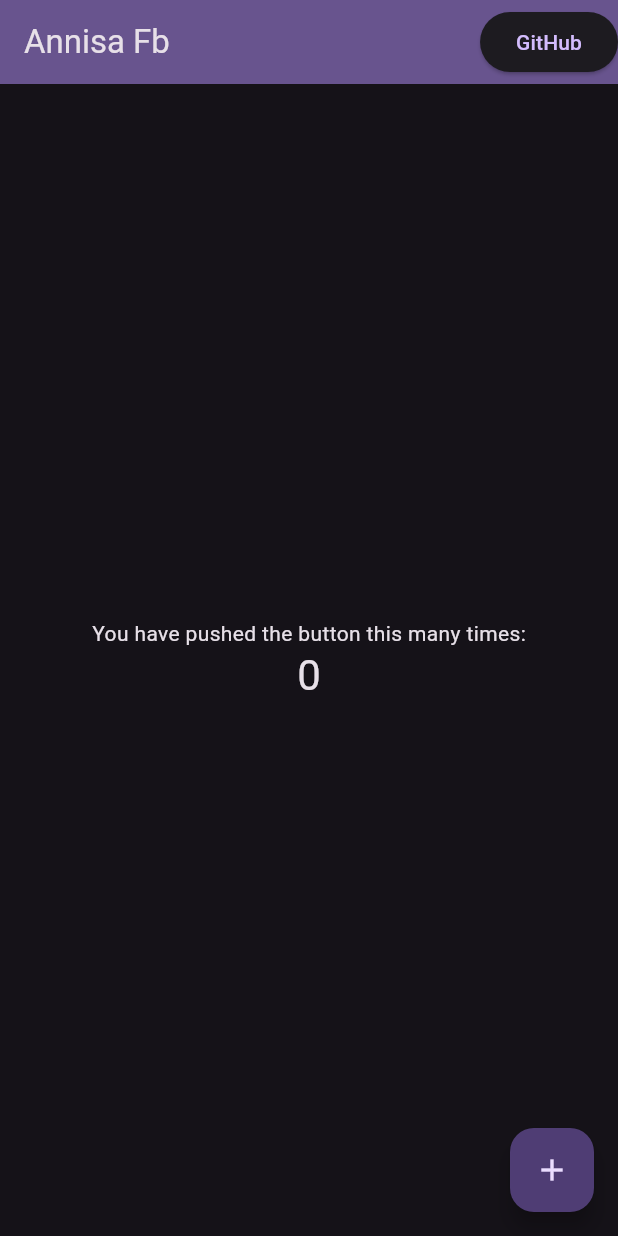
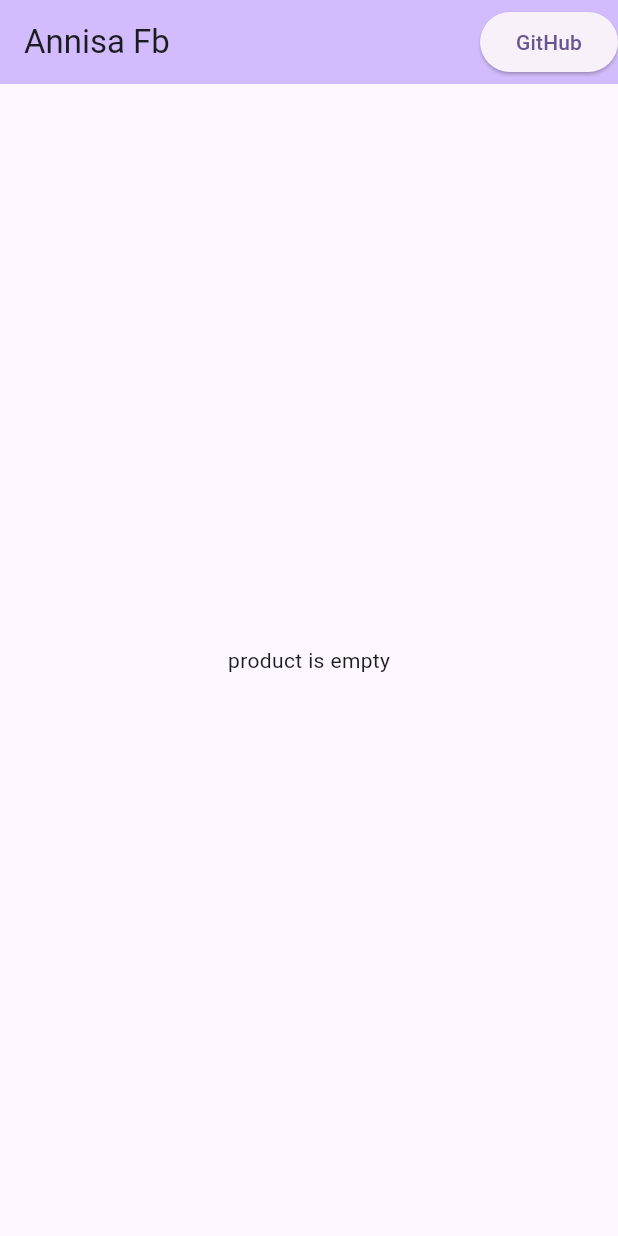
Before and after one commit to AnnisaPW/annisa_fb, a Flutter app: the screen it shows after launch, on a phone screen of 412 x 824 dp. Run offline on Flutter 3.47's test engine with Material 3 defaults, Android fonts, the phone set to English and light mode, and no system bars; our stand-ins replace cloud_firestore, firebase_core; missing offline and left inert: dart:html; accounts and stored records are empty.

Commit message:
feat: product list and detail

```diff
--- a/lib/app/app.dart
+++ b/lib/app/app.dart
@@ -1,4 +1,4 @@
-import 'package:annisa_fb/ui_screens/home/home.view.dart';
+import 'package:annisa_fb/ui_screens/b.products/a.product_list/c.product_list.view.dart';
 import 'package:flutter/material.dart';
 
 class App extends StatelessWidget {
@@ -11,11 +11,11 @@ class App extends StatelessWidget {
       theme: ThemeData(
         colorScheme: ColorScheme.fromSeed(
           seedColor: Colors.deepPurple,
-          brightness: Brightness.dark,
+          // brightness: Brightness.dark,
         ),
         useMaterial3: true,
       ),
-      home: const HomeView(),
+      home: const ProductListView(),
     );
   }
 }
--- /dev/null
+++ b/lib/ui_screens/b.products/a.product_list/a.product_list.data.dart
@@ -0,0 +1,6 @@
+import 'package:annisa_fb/models/a.product.dart';
+
+const coll = 'product_list';
+List<Product> productList = [];
+var isEndOfList = false;
+var selectedId = '';
--- /dev/null
+++ b/lib/ui_screens/b.products/a.product_list/b.product_list.ctrl.dart
@@ -0,0 +1,25 @@
+import 'package:annisa_fb/models/a.product.dart';
+import 'package:annisa_fb/ui_screens/b.products/a.product_list/a.product_list.data.dart';
+import 'package:cloud_firestore/cloud_firestore.dart';
+
+Future<List<Product>> getProductList() async {
+  List<Product> products = [];
+  final result = await FirebaseFirestore.instance
+      .collection('product_list')
+      .orderBy('created_at', descending: true)
+      .limit(3)
+      .startAfter([productList.isEmpty ? '9999-99-99 99:99:99.999' : productList.last.createdAt]).get();
+  for (var product in result.docs) {
+    products.add(Product.fromMap(product.data()));
+  }
+
+  return products;
+}
+
+loadProductList() async {
+  final result = await getProductList();
+  productList.addAll(result);
+  if (result.length < 3) {
+    isEndOfList = true;
+  }
+}
--- /dev/null
+++ b/lib/ui_screens/b.products/a.product_list/c.product_list.view.dart
@@ -0,0 +1,58 @@
+import 'package:annisa_fb/ui_screens/b.products/a.product_list/a.product_list.data.dart';
+import 'package:annisa_fb/ui_screens/b.products/a.product_list/b.product_list.ctrl.dart';
+import 'package:annisa_fb/ui_screens/b.products/a.product_list/widgets/a.product_list.appbar.dart';
+import 'package:annisa_fb/ui_screens/b.products/a.product_list/widgets/b.product_list.card.dart';
+import 'package:flutter/material.dart';
+
+class ProductListView extends StatefulWidget {
+  const ProductListView({super.key});
+
+  @override
+  State<ProductListView> createState() => _ProductListViewState();
+}
+
+class _ProductListViewState extends State<ProductListView> {
+  @override
+  void initState() {
+    loadProductList();
+    super.initState();
+  }
+
+  @override
+  Widget build(BuildContext context) {
+    return Scaffold(
+        appBar: const PreferredSize(
+          preferredSize: Size.fromHeight(56),
+          child: ProductListAppBar(),
+        ),
+        body: Padding(
+          padding: const EdgeInsets.all(8.0),
+          child: FutureBuilder(
+            future: getProductList(),
+            builder: (context, snapshot) {
+              if (snapshot.hasData) {
+                if (productList.isEmpty) {
+                  return const Center(
+                    child: Text('product is empty'),
+                  );
+                }
+                return Wrap(
+                  children: [
+                    ...List.generate(
+                      productList.length,
+                      (index) {
+                        final data = productList[index];
+                        return ProductListCard(data: data);
+                      },
+                    ),
+                  ],
+                );
+              }
+              return const Center(
+                child: CircularProgressIndicator(),
+              );
+            },
+          ),
+        ));
+  }
+}
--- /dev/null
+++ b/lib/ui_screens/b.products/a.product_list/widgets/a.product_list.appbar.dart
@@ -0,0 +1,25 @@
+import 'package:flutter/material.dart';
+// ignore: avoid_web_libraries_in_flutter
+import 'dart:html' as html;
+
+class ProductListAppBar extends StatelessWidget {
+  const ProductListAppBar({
+    super.key,
+  });
+
+  @override
+  Widget build(BuildContext context) {
+    return AppBar(
+      backgroundColor: Theme.of(context).colorScheme.inversePrimary,
+      title: const Text('Annisa Fb'),
+      actions: [
+        ElevatedButton(
+          onPressed: () {
+            html.window.open('https://github.com/AnnisaPW/annisa_fb', 'GitHub');
+          },
+          child: const Text('GitHub'),
+        ),
+      ],
+    );
+  }
+}
--- /dev/null
+++ b/lib/ui_screens/b.products/b.product_detail/a.product_detail.data.dart
@@ -0,0 +1,4 @@
+import 'package:annisa_fb/models/a.product.dart';
+
+const collDetail = 'product_detail';
+Product? productDetail;
--- /dev/null
+++ b/lib/ui_screens/b.products/b.product_detail/b.product_detail.ctrl.dart
@@ -0,0 +1,9 @@
+import 'package:annisa_fb/models/a.product.dart';
+import 'package:annisa_fb/ui_screens/b.products/b.product_detail/a.product_detail.data.dart';
+import 'package:cloud_firestore/cloud_firestore.dart';
+
+Future<Product> getProductDetail(String id) async {
+  final result = await FirebaseFirestore.instance.collection(collDetail).doc(id).get();
+  productDetail = Product.fromMap(result.data() ?? {});
+  return productDetail!;
+}
--- a/lib/ui_screens/home/home.view.dart
+++ /dev/null
@@ -1,57 +0,0 @@
-import 'package:flutter/material.dart';
-// ignore: avoid_web_libraries_in_flutter
-import 'dart:html' as html;
-
-class HomeView extends StatefulWidget {
-  const HomeView({super.key});
-
-  @override
-  State<HomeView> createState() => _HomeViewState();
-}
-
-class _HomeViewState extends State<HomeView> {
-  int _counter = 0;
-
-  void _incrementCounter() {
-    setState(() {
-      _counter++;
-    });
-  }
-
-  @override
-  Widget build(BuildContext context) {
-    return Scaffold(
-      appBar: AppBar(
-        backgroundColor: Theme.of(context).colorScheme.inversePrimary,
-        title: const Text('Annisa Fb'),
-        actions: [
-          ElevatedButton(
-            onPressed: () {
-              html.window.open('https://github.com/AnnisaPW/annisa_fb', 'GitHub');
-            },
-            child: const Text('GitHub'),
-          ),
-        ],
-      ),
-      body: Center(
-        child: Column(
-          mainAxisAlignment: MainAxisAlignment.center,
-          children: <Widget>[
-            const Text(
-              'You have pushed the button this many times:',
-            ),
-            Text(
-              '$_counter',
-              style: Theme.of(context).textTheme.headlineMedium,
-            ),
-          ],
-        ),
-      ),
-      floatingActionButton: FloatingActionButton(
-        onPressed: _incrementCounter,
-        tooltip: 'Increment',
-        child: const Icon(Icons.add),
-      ),
-    );
-  }
-}
```
Also changed, not shown: lib/app/utils/functions.dart (added, +13 -0 lines), lib/main.dart (+7 -1 lines), lib/models/a.product.dart (added, +108 -0 lines), lib/ui_screens/b.products/a.product_list/widgets/b.product_list.card.dart (added, +82 -0 lines), lib/ui_screens/b.products/b.product_detail/c.product_detail.view.dart (added, +92 -0 lines), lib/ui_screens/b.products/b.product_detail/widgets/a.product_detail.appbar.dart (added, +13 -0 lines), pubspec.yaml (+8 -1 lines), lib/firebase_options.dart (added), lib/ui_screens/home/home.ctrl.dart (deleted), lib/ui_screens/home/home.data.dart (deleted), pubspec.lock, 7 other files.
